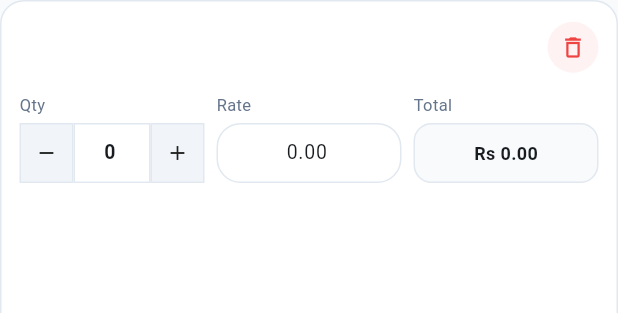
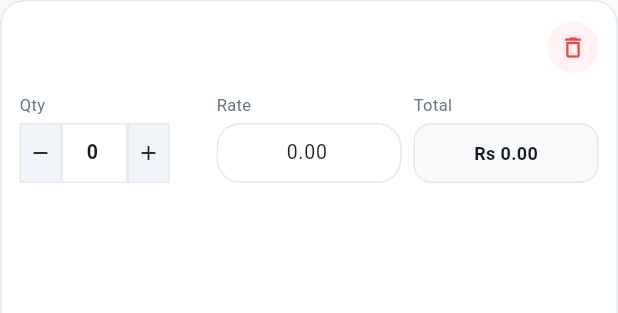
Before and after one commit to rahulchaudhary2002/acc_pos, a Flutter app: the CartLineTile widget shown alone on an empty page, opened directly with empty values, on a phone screen of 412 x 824 dp. Shown: the top 313 px of the screen. Run offline on Flutter 3.47's test engine with Material 3 defaults, Android fonts, the phone set to English and light mode, and no system bars; our stand-ins replace dio, equatable, fl_chart, flutter_secure_storage, flutter_tts, shared_preferences; missing offline and left inert: nepali_utils; accounts and stored records are empty; network calls fail.

Commit message:
chore: update qty width

```diff
--- a/lib/features/pos/widgets/cart_line_tile.dart
+++ b/lib/features/pos/widgets/cart_line_tile.dart
@@ -81,6 +81,7 @@ class CartLineTile extends StatelessWidget {
                   'Qty',
                   QtyStepperField(
                     qty: qty,
+                    fieldWidth: 44,
                     onIncrement: onIncrement,
                     onDecrement: onDecrement,
                     onQtyChanged: onQtyChanged,
--- a/lib/features/pos/widgets/qty_stepper_field.dart
+++ b/lib/features/pos/widgets/qty_stepper_field.dart
@@ -90,7 +90,7 @@ class _QtyStepperFieldState extends State<QtyStepperField> {
       ),
     );
 
-    return Row(
+    final stepper = Row(
       mainAxisSize: MainAxisSize.min,
       children: [
         _stepperButton(Icons.remove, widget.onDecrement),
@@ -98,13 +98,16 @@ class _QtyStepperFieldState extends State<QtyStepperField> {
         _stepperButton(Icons.add, widget.onIncrement),
       ],
     );
+
+    // Guards against overflow on narrow screens when fieldWidth is fixed.
+    return widget.fieldWidth == null ? stepper : FittedBox(fit: BoxFit.scaleDown, child: stepper);
   }
 
   Widget _stepperButton(IconData icon, VoidCallback onTap) {
     return InkWell(
       onTap: onTap,
       child: Container(
-        width: 36,
+        width: 28,
         height: 40,
         alignment: Alignment.center,
         decoration: BoxDecoration(color: AppColors.surfaceTotals, border: Border.all(color: AppColors.border)),
```
Also changed, not shown: lib/features/pos/widgets/purchase_cart_line_tile.dart (+13 -4 lines), .claude/settings.json.
